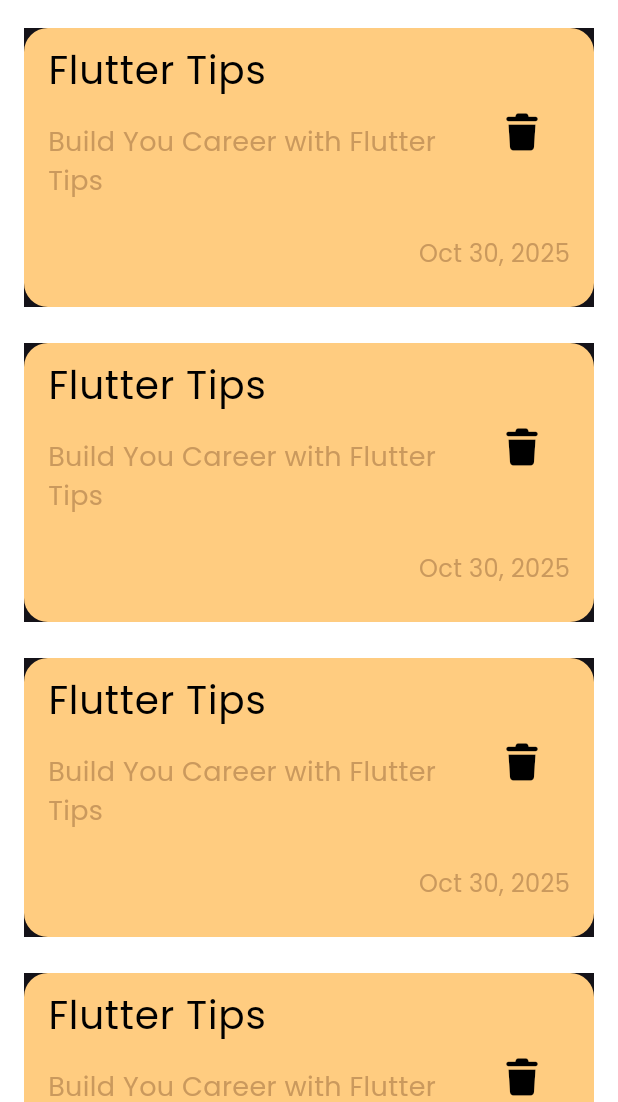
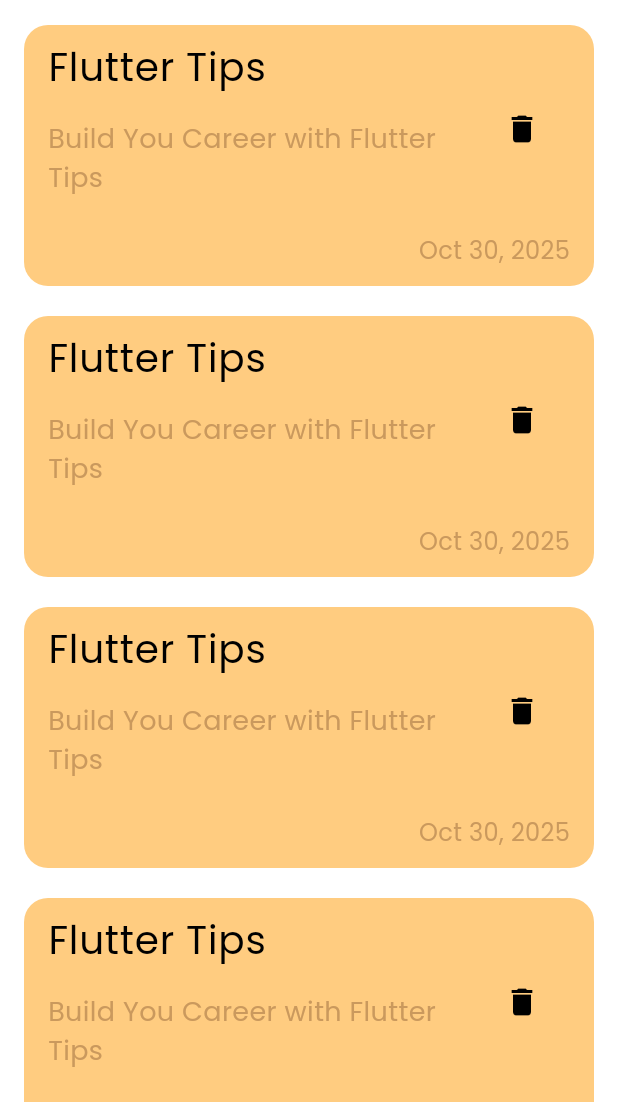
Before and after one commit to ahmadmoussa78/notes_app, a Flutter app: the screen it shows after launch, on a phone screen of 412 x 824 dp, the part 134-1236 px from its top. Run offline on Flutter 3.47's test engine with Material 3 defaults, Android fonts, the phone set to English and light mode, and no system bars.

Commit message:
fixing disappearing trash icon by using Icons.delete instead

```diff
--- a/lib/widgets/custom_note_item.dart
+++ b/lib/widgets/custom_note_item.dart
@@ -1,5 +1,4 @@
 import 'package:flutter/material.dart';
-import 'package:font_awesome_flutter/font_awesome_flutter.dart';
 
 class NoteItem extends StatelessWidget {
   const NoteItem({super.key});
@@ -9,12 +8,11 @@ class NoteItem extends StatelessWidget {
     return Padding(
       padding: const EdgeInsets.only(top: 6, bottom: 6, left: 16, right: 16),
       child: Material(
+        color: const Color(0xffFFCC80),
+        borderRadius: BorderRadius.circular(16),
         child: Container(
-          padding: const EdgeInsets.only(bottom: 24),
-          decoration: BoxDecoration(
-            borderRadius: BorderRadius.circular(16),
-            color: const Color(0xffFFCC80),
-          ),
+          padding: const EdgeInsets.only(bottom: 12),
+          // decoration: BoxDecoration(borderRadius: BorderRadius.circular(16)),
           child: Column(
             crossAxisAlignment: CrossAxisAlignment.end,
             children: [
@@ -23,7 +21,6 @@ class NoteItem extends StatelessWidget {
                   "Flutter Tips",
                   style: TextStyle(color: Colors.black, fontSize: 26),
                 ),
-
                 subtitle: const Padding(
                   padding: EdgeInsets.only(top: 16, bottom: 16),
                   child: Text(
@@ -33,7 +30,7 @@ class NoteItem extends StatelessWidget {
                 ),
                 trailing: IconButton(
                   onPressed: () {},
-                  icon: const Icon(FontAwesomeIcons.trash),
+                  icon: const Icon(Icons.delete, color: Colors.black),
                   iconSize: 24,
                   color: Colors.black,
                 ),
--- a/lib/widgets/notes_view_body.dart
+++ b/lib/widgets/notes_view_body.dart
@@ -25,8 +25,7 @@ class NotesListView extends StatelessWidget {
     return ListView.builder(
       itemBuilder: (context, index) {
         return const Padding(
-          padding: EdgeInsets.symmetric(vertical: 6),
-
+          padding: EdgeInsets.symmetric(vertical: 4),
           child: NoteItem(),
         );
       },
--- a/pubspec.yaml
+++ b/pubspec.yaml
@@ -34,7 +34,7 @@ dependencies:
   # The following adds the Cupertino Icons font to your application.
   # Use with the CupertinoIcons class for iOS style icons.
   cupertino_icons: ^1.0.8
-  font_awesome_flutter: ^10.4.0
+  font_awesome_flutter: ^10.7.0
 
 dev_dependencies:
   flutter_test:
```
